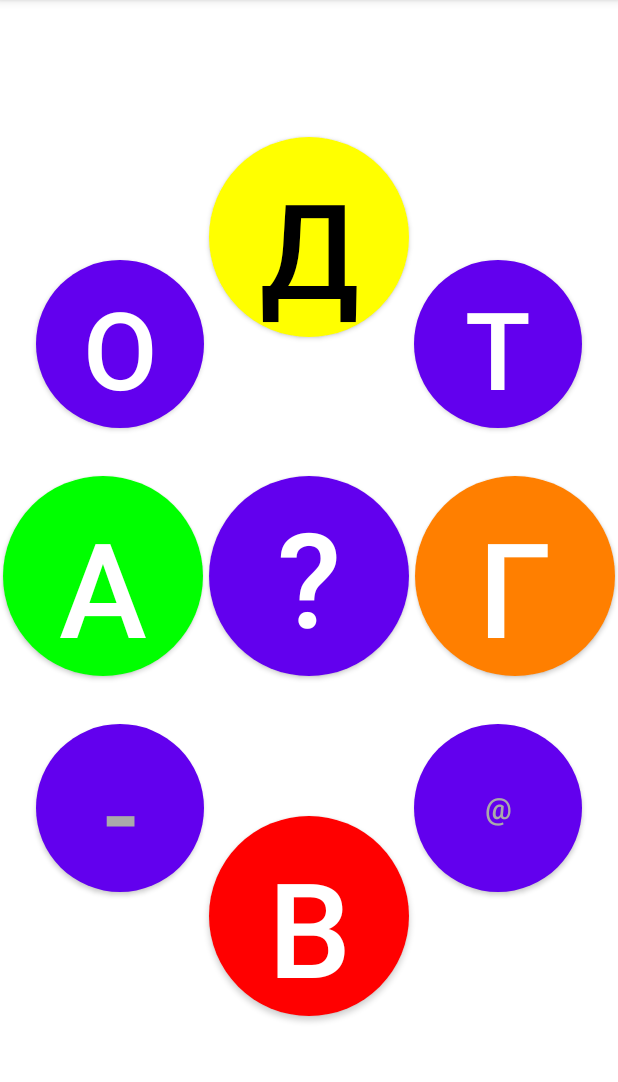
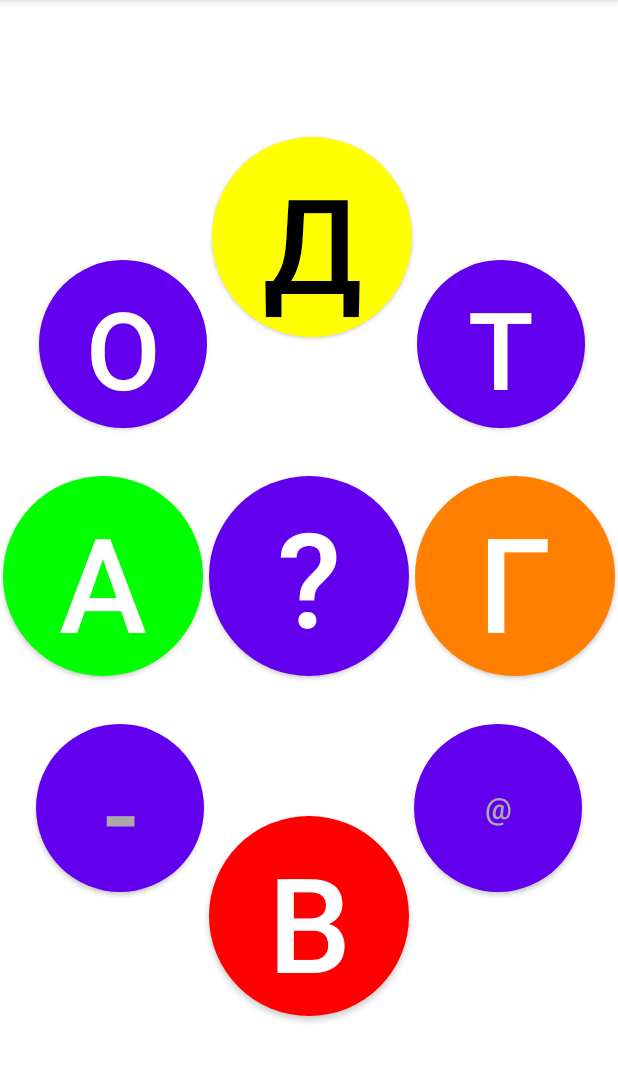
Before and after one commit to boarboar/Accessability_app, an Android app: the screen it shows after launch (MainActivity), on a phone screen of 412 x 824 dp, the part 84-1166 px from its top. Run offline under Robolectric (Android 15) with nearby library versions, the phone set to English and light mode, and no system bars; libraries missing offline, so code that uses them is left out: com.yandex.mapkit, com.yandex.runtime; pictures from the network do not load; 5 statements that could not run were skipped.

Commit message:
button text padding

```diff
--- a/app/src/main/res/layout/activity_main_circle2.xml
+++ b/app/src/main/res/layout/activity_main_circle2.xml
@@ -18,14 +18,17 @@
         android:background="@drawable/roundbutton"
         android:contentDescription="Домой пешком"
         android:hapticFeedbackEnabled="true"
-        app:backgroundTint="@color/yellow"
         android:onClick="goHome"
-        android:padding="0dp"
         android:text="@string/btn_gohome_text_small"
         android:textSize="96sp"
+        android:includeFontPadding="false"
+        android:paddingTop = "0dp"
+        android:paddingBottom = "0dp"
+        app:backgroundTint="@color/yellow"
         app:layout_constraintBottom_toTopOf="@+id/button10"
         app:layout_constraintDimensionRatio="1:1"
         app:layout_constraintEnd_toStartOf="@+id/button7"
+        app:layout_constraintHorizontal_bias="1.0"
         app:layout_constraintStart_toEndOf="@+id/button8"
         app:layout_constraintTop_toTopOf="parent" />
 
@@ -86,6 +89,9 @@
         android:padding="0dp"
         android:text="@string/btn_drugstore_text_small"
         android:textSize="96sp"
+        android:includeFontPadding="false"
+        android:paddingTop = "0dp"
+        android:paddingBottom = "0dp"
         app:layout_constraintBottom_toTopOf="@+id/button9"
         app:layout_constraintDimensionRatio="1:1"
         app:layout_constraintEnd_toStartOf="@+id/button10"
@@ -127,6 +133,9 @@
         android:padding="0dp"
         android:text="@string/btn_whereami_text_small"
         android:textSize="96sp"
+        android:includeFontPadding="false"
+        android:paddingTop = "0dp"
+        android:paddingBottom = "0dp"
         app:layout_constraintBottom_toTopOf="@+id/button9"
         app:layout_constraintDimensionRatio="1:1"
         app:layout_constraintEnd_toEndOf="parent"
@@ -190,6 +199,9 @@
         android:padding="0dp"
         android:text="@string/btn_calldoctor_text_small"
         android:textSize="96sp"
+        android:includeFontPadding="false"
+        android:paddingTop = "0dp"
+        android:paddingBottom = "0dp"
         app:layout_constraintBottom_toBottomOf="parent"
         app:layout_constraintDimensionRatio="1:1"
         app:layout_constraintEnd_toStartOf="@+id/button7"
```
